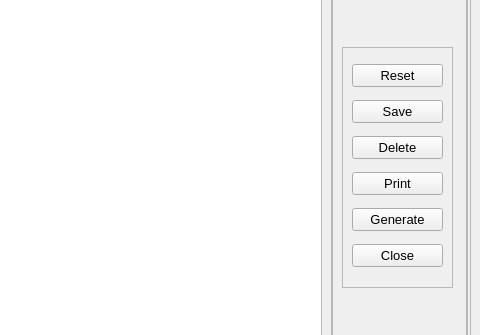
This is KD_charge/kdCharge.ui in Kevin-Tan2/IMS as Qt 5 draws it before an edit; both pictures show x 615 to 1095 and y 263 to 598 of the 1095 by 732 pixel window. The edited form follows.
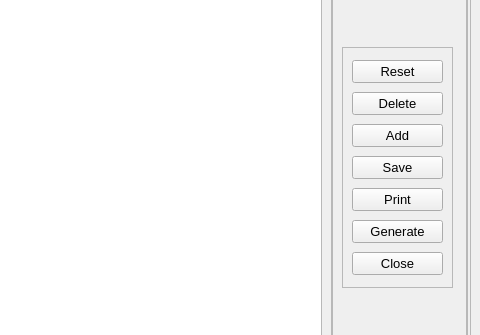
This is the edited form.

Commit message: KD charge class now inherits functions from MasterMaintenance

The edit to the form file:
```diff
--- a/KD_charge/kdCharge.ui
+++ b/KD_charge/kdCharge.ui
@@ -609,18 +609,6 @@
                   </property>
                  </widget>
                 </item>
-                <item>
-                 <widget class="QPushButton" name="saveButton">
-                  <property name="font">
-                   <font>
-                    <pointsize>10</pointsize>
-                   </font>
-                  </property>
-                  <property name="text">
-                   <string>Save</string>
-                  </property>
-                 </widget>
-                </item>
                 <item>
                  <widget class="QPushButton" name="deleteButton">
                   <property name="font">
@@ -633,6 +621,25 @@
                   </property>
                  </widget>
                 </item>
+                <item>
+                 <widget class="QPushButton" name="addButton">
+                  <property name="text">
+                   <string>Add</string>
+                  </property>
+                 </widget>
+                </item>
+                <item>
+                 <widget class="QPushButton" name="saveButton">
+                  <property name="font">
+                   <font>
+                    <pointsize>10</pointsize>
+                   </font>
+                  </property>
+                  <property name="text">
+                   <string>Save</string>
+                  </property>
+                 </widget>
+                </item>
                 <item>
                  <widget class="QPushButton" name="printButton">
                   <property name="font">
```
The commit also changes 1 other file.
